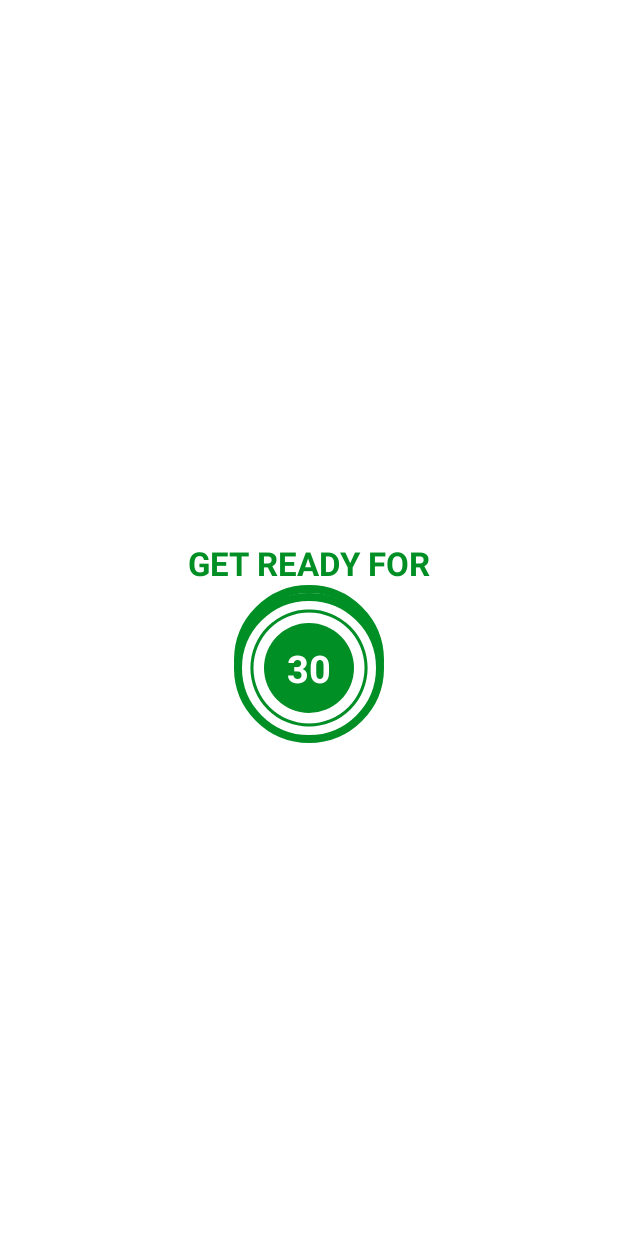
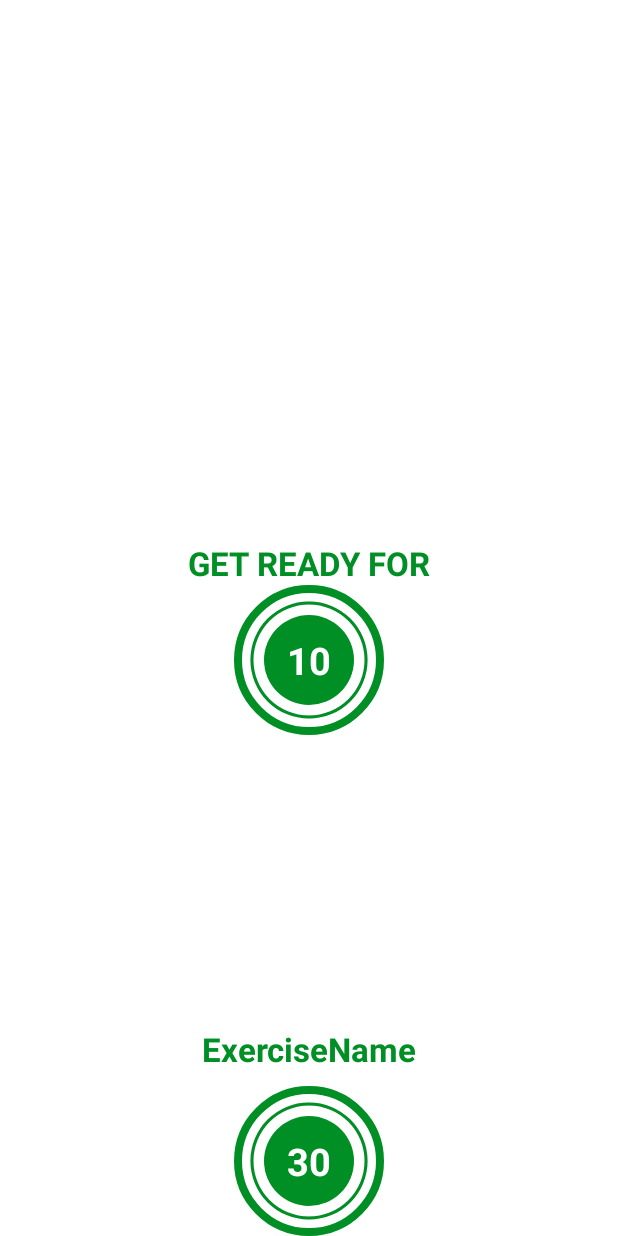
Before and after one commit to ArslanAshraf462/7MinutesWorkout, an Android app: the layout activity_exercise.xml on its own in the app's theme, with its tools: preview values and no code run, on a phone screen of 412 x 824 dp. Run offline under Robolectric (Android 15) with nearby library versions, the phone set to English and light mode, and no system bars.

```diff
--- a/app/src/main/res/layout/activity_exercise.xml
+++ b/app/src/main/res/layout/activity_exercise.xml
@@ -24,10 +24,10 @@
         android:textStyle="bold"
         app:layout_constraintEnd_toEndOf="parent"
         app:layout_constraintStart_toStartOf="parent"
-        app:layout_constraintBottom_toTopOf="@+id/flProgressBar"
+        app:layout_constraintBottom_toTopOf="@+id/flRestView"
         tools:ignore="MissingConstraints" />
     <FrameLayout
-        android:id="@+id/flProgressBar"
+        android:id="@+id/flRestView"
         android:layout_width="100dp"
         android:layout_height="100dp"
         android:layout_margin="10dp"
@@ -66,9 +66,30 @@
         </LinearLayout>
     </FrameLayout>
 
+    <ImageView
+        android:id="@+id/ivImage"
+        android:layout_width="match_parent"
+        android:layout_height="0dp"
+        android:scaleType="fitXY"
+        android:src="@drawable/ic_jumping_jacks"
+        android:visibility="invisible"
+        app:layout_constraintBottom_toTopOf="@+id/tvExerciseName"
+        app:layout_constraintTop_toBottomOf="@+id/toolbarExercise"/>
 
-    <!--TODO(Step 1 - Adding an Exercise View along with a 30 seconds timer.)-->
-    <!--START-->
+    <TextView
+        android:id="@+id/tvExerciseName"
+        android:layout_width="wrap_content"
+        android:layout_height="wrap_content"
+        android:text="ExerciseName"
+        android:textColor="@color/colorAccent"
+        android:textSize="22sp"
+        android:textStyle="bold"
+        android:visibility="gone"
+        app:layout_constraintEnd_toEndOf="parent"
+        app:layout_constraintStart_toStartOf="parent"
+        app:layout_constraintTop_toBottomOf="@+id/ivImage"
+        tools:visibility="visible"/>
+
     <FrameLayout
         android:id="@+id/flExerciseView"
         android:layout_width="100dp"
@@ -80,7 +101,7 @@
         app:layout_constraintBottom_toBottomOf="parent"
         app:layout_constraintEnd_toEndOf="parent"
         app:layout_constraintStart_toStartOf="parent"
-        app:layout_constraintTop_toBottomOf="@id/toolbarExercise">
+        app:layout_constraintTop_toBottomOf="@id/tvExerciseName">
 
         <ProgressBar
             android:id="@+id/progressBarExercise"
```
Also changed, not shown: app/src/main/java/com/example/a7minutesworkout/Constants.kt (added, +77 -0 lines), app/src/main/java/com/example/a7minutesworkout/ExerciseActivity.kt (+25 -4 lines), app/src/main/java/com/example/a7minutesworkout/ExerciseModel.kt (added, +47 -0 lines), app/src/main/res/drawable/ic_abdominal_crunch.png (added), app/src/main/res/drawable/ic_high_knees_running_in_place.png (added), app/src/main/res/drawable/ic_jumping_jacks.png (added), app/src/main/res/drawable/ic_lunge.png (added), app/src/main/res/drawable/ic_plank.png (added), app/src/main/res/drawable/ic_push_up.png (added), app/src/main/res/drawable/ic_push_up_and_rotation.png (added), app/src/main/res/drawable/ic_side_plank.png (added), app/src/main/res/drawable/ic_squat.png (added), app/src/main/res/drawable/ic_step_up_onto_chair.png (added), app/src/main/res/drawable/ic_triceps_dip_on_chair.png (added), 1 more files.
